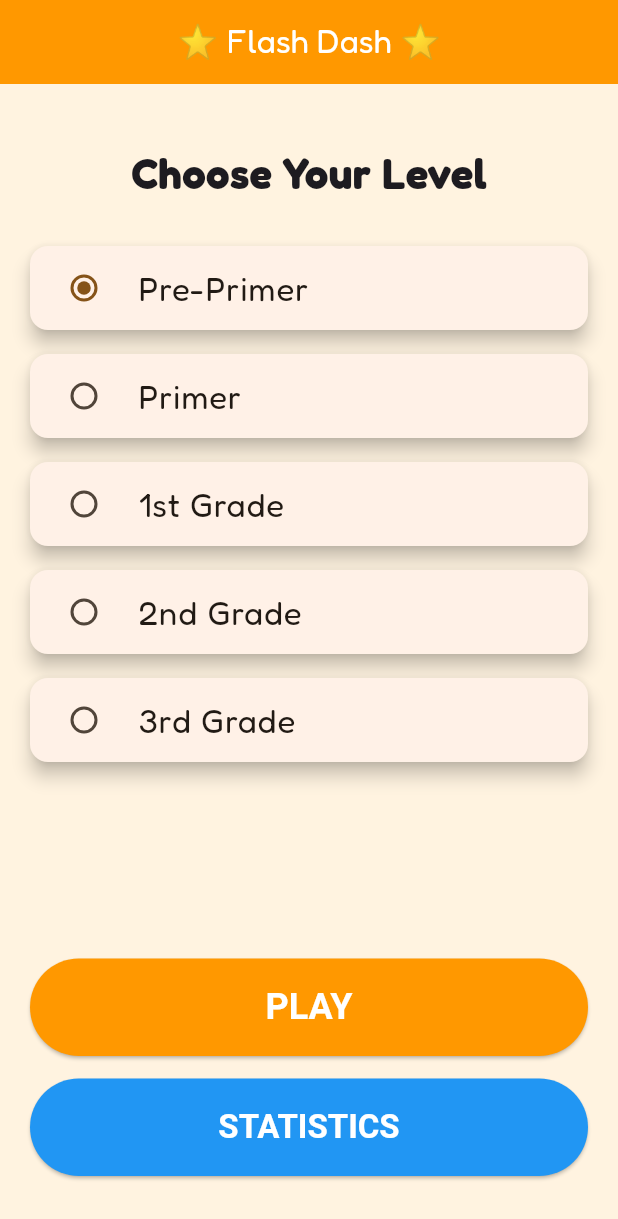
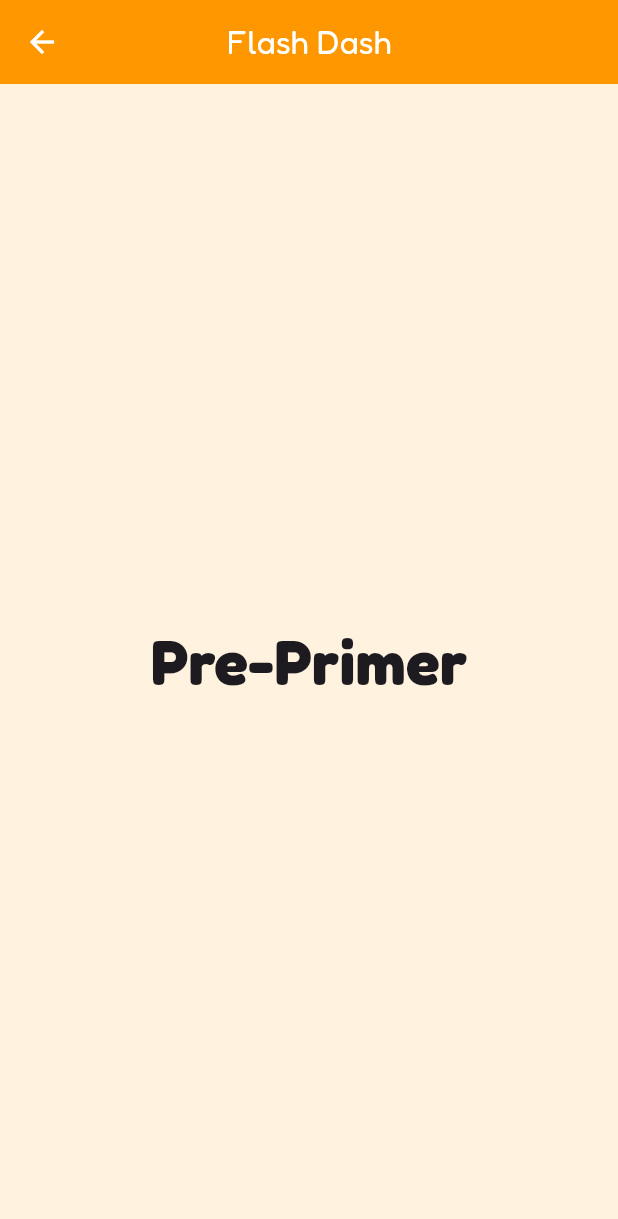
Before and after one commit to Arfrial/dolch-sight-word-game, a Flutter app: the screen it shows after launch, after a tap on "PLAY", on a phone screen of 412 x 824 dp. Shown: the top 1219 px of the screen. Run offline on Flutter 3.47's test engine with Material 3 defaults, Android fonts, the phone set to English and light mode, and no system bars; our stand-ins replace google_fonts.

Commit message:
flash dash implementation

```diff
--- a/lib/screens/flash_dash_screen.dart
+++ b/lib/screens/flash_dash_screen.dart
@@ -0,0 +1,32 @@
+import 'package:flutter/material.dart';
+
+class FlashDashScreen extends StatelessWidget {
+  final String level;
+
+  const FlashDashScreen({
+    super.key,
+    required this.level,
+  });
+
+  @override
+  Widget build(BuildContext context) {
+    return Scaffold(
+      backgroundColor: Colors.orange.shade50,
+      appBar: AppBar(
+        title: const Text("Flash Dash"),
+        centerTitle: true,
+        backgroundColor: Colors.orange,
+        foregroundColor: Colors.white,
+      ),
+      body: Center(
+        child: Text(
+          level,
+          style: const TextStyle(
+            fontSize: 42,
+            fontWeight: FontWeight.bold,
+          ),
+        ),
+      ),
+    );
+  }
+}
--- a/lib/screens/home_screen.dart
+++ b/lib/screens/home_screen.dart
@@ -1,4 +1,5 @@
 import 'package:flutter/material.dart';
+import 'flash_dash_screen.dart';
 
 class HomeScreen extends StatefulWidget {
   const HomeScreen({super.key});
@@ -78,8 +79,15 @@ class _HomeScreenState extends State<HomeScreen> {
               height: 65,
               child: ElevatedButton(
                 onPressed: () {
-
-                },
+                    Navigator.push(
+                      context,
+                    MaterialPageRoute(
+                      builder: (context) => FlashDashScreen(
+                        level: selectedLevel,
+                      ),
+                     ),
+                    );
+                  },
                 style: ElevatedButton.styleFrom(
                   backgroundColor: Colors.orange,
                   foregroundColor: Colors.white,
```
